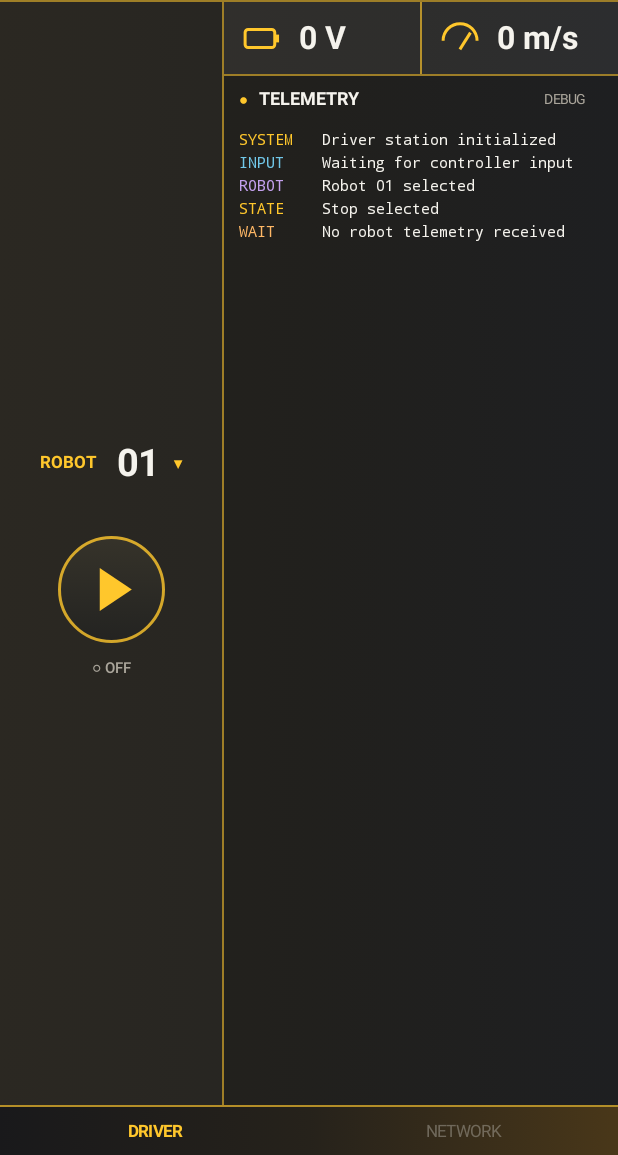
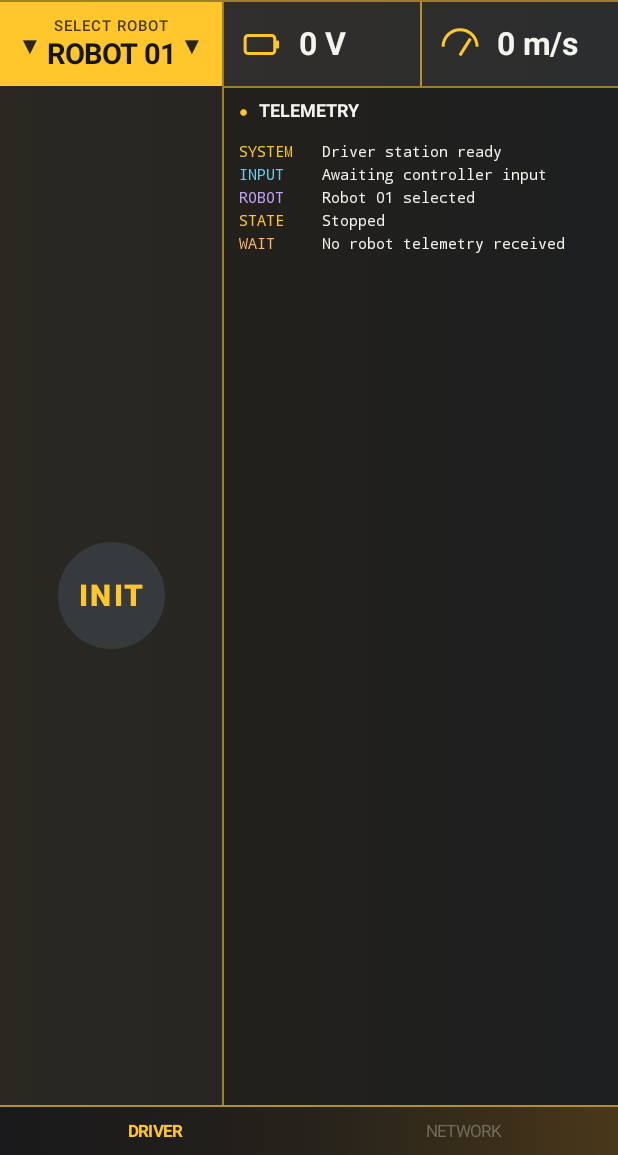
Before and after one commit to RoboJackets/robocup-app, an Android app built with Jetpack Compose: the composable DriverStationScreen shown on its own in the app's theme, on a phone screen of 412 x 824 dp, the part 81-1236 px from its top. Run offline under Robolectric (Android 15) with nearby library versions, the phone set to English and light mode, and no system bars; network calls fail.

Commit message:
UI looks decent right now - need to work on some bugs before combining the joystick controller to the UI

```diff
--- a/app/src/main/java/com/example/robocupcontrollertest/DriverStationScreen.kt
+++ b/app/src/main/java/com/example/robocupcontrollertest/DriverStationScreen.kt
@@ -8,7 +8,6 @@ import androidx.compose.foundation.layout.*
 import androidx.compose.foundation.lazy.LazyColumn
 import androidx.compose.foundation.lazy.items
 import androidx.compose.foundation.shape.CircleShape
-import androidx.compose.foundation.shape.RoundedCornerShape
 import androidx.compose.material3.*
 import androidx.compose.runtime.*
 import androidx.compose.ui.Alignment
@@ -18,6 +17,9 @@ import androidx.compose.ui.graphics.Color
 import androidx.compose.ui.graphics.Path
 import androidx.compose.ui.geometry.Offset
 import androidx.compose.ui.geometry.Size
+import androidx.compose.ui.geometry.CornerRadius
+import androidx.compose.ui.graphics.StrokeCap
+import androidx.compose.ui.graphics.drawscope.Stroke
 import androidx.compose.foundation.Canvas
 import androidx.compose.ui.draw.clip
 import androidx.compose.ui.layout.ContentScale
@@ -26,6 +28,7 @@ import androidx.compose.ui.res.painterResource
 import androidx.compose.ui.text.font.FontFamily
 import androidx.compose.ui.text.font.FontWeight
 import androidx.compose.ui.text.style.TextOverflow
+import androidx.compose.ui.text.style.TextAlign
 import androidx.compose.ui.unit.dp
 import androidx.compose.ui.unit.sp
 import androidx.core.view.WindowCompat
@@ -44,7 +47,7 @@ private val Red = Color(0xFFC03939)
 @Composable
 fun DriverStationScreen() {
     var robot by remember { mutableIntStateOf(1) }
-    var running by remember { mutableStateOf(false) }
+    var controlState by remember { mutableIntStateOf(0) } // 0 = stopped, 1 = initialized, 2 = running
     var robotMenu by remember { mutableStateOf(false) }
     val connected = false
 
@@ -78,10 +81,14 @@ fun DriverStationScreen() {
     }
 
     val logs = listOf(
-        "SYSTEM" to "Driver station initialized",
-        "INPUT" to "Waiting for controller input",
+        "SYSTEM" to "Driver station ready",
+        "INPUT" to "Awaiting controller input",
         "ROBOT" to "Robot %02d selected".format(robot),
-        "STATE" to if (running) "Start selected" else "Stop selected",
+        "STATE" to when (controlState) {
+            1 -> "Initialized"
+            2 -> "Running"
+            else -> "Stopped"
+        },
         "WAIT" to "No robot telemetry received"
     )
 
@@ -143,53 +150,53 @@ fun DriverStationScreen() {
             BoxWithConstraints(
                 Modifier.weight(0.36f).fillMaxHeight()
             ) {
-                val buttonSize = minOf(
-                    maxWidth * 0.48f, maxHeight * 0.34f, 105.dp
-                )
-                val gap = minOf(maxHeight * 0.11f, 28.dp)
-                val selectorWidth = minOf(150.dp, maxWidth - 20.dp)
+                val controlSize = minOf(maxWidth * 0.48f, maxHeight * 0.34f, 105.dp)
+                val selectorWidth = minOf(maxWidth - 24.dp, 196.dp)
 
+                Column(Modifier.fillMaxSize(), horizontalAlignment = Alignment.CenterHorizontally) {
+                    // Full-width gold selector; tap anywhere to choose a robot.
+                    Box(
+                        Modifier.fillMaxWidth().height(56.dp)
+                            .background(Gold)
+                            .clickable { robotMenu = true },
+                        contentAlignment = Alignment.Center
+                    ) {
+                        // The popup stays anchored to the centered label.
+                        Box(Modifier.width(selectorWidth).fillMaxHeight()) {
                             Column(
-                    Modifier.fillMaxSize(),
+                                Modifier.align(Alignment.Center),
                                 horizontalAlignment = Alignment.CenterHorizontally,
                                 verticalArrangement = Arrangement.Center
                             ) {
-                    // Compact selector centered above the play button.
-                    Box(Modifier.width(selectorWidth)) {
-                        Row(
-                            Modifier.fillMaxWidth().height(42.dp)
-                                .clickable { robotMenu = true },
-                            horizontalArrangement = Arrangement.Center,
-                            verticalAlignment = Alignment.CenterVertically
-                        ) {
-                            Text("ROBOT", color = Gold, fontSize = 11.sp,
-                                fontWeight = FontWeight.Bold, letterSpacing = 0.8.sp)
-                            Spacer(Modifier.width(13.dp))
-                            Text("%02d".format(robot), color = White, fontSize = 25.sp,
-                                fontWeight = FontWeight.Bold)
-                            Spacer(Modifier.width(9.dp))
-                            Text("▾", color = Gold, fontSize = 19.sp)
+                                Text("SELECT ROBOT", color = Color(0xFF4A3A18),
+                                    fontSize = 10.sp, fontWeight = FontWeight.SemiBold,
+                                    letterSpacing = 0.7.sp, lineHeight = 14.sp)
+                                Text("ROBOT %02d".format(robot), color = Color(0xFF171717),
+                                    fontSize = 19.sp, fontWeight = FontWeight.Bold,
+                                    lineHeight = 23.sp)
                             }
+                            Text("▼", color = Color(0xFF29251C), fontSize = 16.sp,
+                                modifier = Modifier.align(Alignment.CenterStart))
+                            Text("▼", color = Color(0xFF29251C), fontSize = 16.sp,
+                                modifier = Modifier.align(Alignment.CenterEnd))
+
                             DropdownMenu(
                                 expanded = robotMenu,
                                 onDismissRequest = { robotMenu = false },
-                            modifier = Modifier.width(selectorWidth)
-                                .background(StationGradient)
+                                modifier = Modifier.width(selectorWidth).background(Gold)
                             ) {
                                 (1..6).forEach { id ->
                                     val selected = id == robot
                                     DropdownMenuItem(
                                         modifier = Modifier.height(42.dp).background(
-                                        if (selected) Gold.copy(alpha = 0.13f)
-                                        else Color.Transparent
+                                            if (selected) Color(0xFF302B20) else Gold
                                         ),
                                         text = {
                                             Box(Modifier.fillMaxWidth(),
                                                 contentAlignment = Alignment.Center) {
-                                            Text("%02d".format(id),
-                                                color = if (selected) Gold else White,
-                                                fontSize = 17.sp,
-                                                fontWeight = if (selected) FontWeight.Bold
+                                                Text("ROBOT %02d".format(id),
+                                                    color = if (selected) Gold else Color(0xFF171717), fontSize = 16.sp,
+                                                    fontWeight = if (selected) FontWeight.ExtraBold
                                                     else FontWeight.Medium)
                                             }
                                         },
@@ -198,44 +205,53 @@ fun DriverStationScreen() {
                                 }
                             }
                         }
-
-                    Spacer(Modifier.height(gap))
-
-                    Canvas(
-                        Modifier.size(buttonSize)
-                            .background(
-                                if (running) Brush.verticalGradient(
-                                    listOf(Color(0xFFFFD959), Gold, Color(0xFFE6AA10))
-                                ) else Brush.verticalGradient(
-                                    listOf(Color(0xFF36332A), Color(0xFF232321))
-                                ), CircleShape
+                    }
+                    Box(Modifier.weight(1f).fillMaxWidth(), contentAlignment = Alignment.Center) {
+                        // One borderless button cycles INIT → PLAY → STOP.
+                        val buttonFill = when (controlState) {
+                            0 -> Color(0xFF363A3C)  // INIT: neutral charcoal
+                            1 -> Color(0xFF363A3C) // PLAY: same charcoal as INIT
+                            else -> Gold             // STOP: RoboJackets gold
+                        }
+                        Box(
+                            Modifier.size(controlSize)
+                                .background(buttonFill, CircleShape)
+                                .clickable { controlState = (controlState + 1) % 3 },
+                            contentAlignment = Alignment.Center
+                        ) {
+                            when (controlState) {
+                                0 -> Text(
+                                    "INIT", color = Gold, fontSize = 20.sp,
+                                    fontWeight = FontWeight.ExtraBold,
+                                    letterSpacing = 1.5.sp
                                 )
-                            .border(2.dp, Gold.copy(alpha = if (running) 1f else 0.8f), CircleShape)
-                            .clickable { running = !running }
-                    ) {
-                        if (running) {
-                            val side = size.minDimension * 0.29f
-                            drawRoundRect(Color(0xFF242424), Offset((size.width - side) / 2,
-                                (size.height - side) / 2), Size(side, side),
-                                cornerRadius = androidx.compose.ui.geometry.CornerRadius(3.dp.toPx()))
-                        } else {
+                                1 -> Canvas(Modifier.fillMaxSize()) {
                                     val triangle = Path().apply {
-                                moveTo(size.width * 0.39f, size.height * 0.30f)
-                                lineTo(size.width * 0.69f, size.height * 0.50f)
-                                lineTo(size.width * 0.39f, size.height * 0.70f)
+                                        moveTo(size.width * 0.39f, size.height * 0.29f)
+                                        lineTo(size.width * 0.74f, size.height * 0.47f)
+                                        quadraticBezierTo(size.width * 0.79f, size.height * 0.50f,
+                                            size.width * 0.74f, size.height * 0.53f)
+                                        lineTo(size.width * 0.39f, size.height * 0.71f)
+                                        quadraticBezierTo(size.width * 0.35f, size.height * 0.73f,
+                                            size.width * 0.35f, size.height * 0.68f)
+                                        lineTo(size.width * 0.35f, size.height * 0.32f)
                                         close()
                                     }
                                     drawPath(triangle, Gold)
                                 }
+                                else -> Canvas(Modifier.fillMaxSize()) {
+                                    val side = size.minDimension * 0.32f
+                                    drawRoundRect(
+                                        color = Color(0xFF242424),
+                                        topLeft = Offset((size.width - side) / 2,
+                                            (size.height - side) / 2),
+                                        size = Size(side, side),
+                                        cornerRadius = CornerRadius(5.dp.toPx())
+                                    )
                                 }
-
-                    Spacer(Modifier.height(9.dp))
-
-                    Text(
-                        if (running) "● ON" else "○ OFF",
-                        color = if (running) Gold else Gray,
-                        fontSize = 10.sp, fontWeight = FontWeight.SemiBold
-                    )
+                            }
+                        }
+                    }
                 }
             }
 
@@ -247,7 +263,7 @@ fun DriverStationScreen() {
             Column(Modifier.weight(0.64f).fillMaxHeight()) {
                 // Compact horizontal readings leave more room for telemetry.
                 Row(
-                    Modifier.fillMaxWidth().height(48.dp)
+                    Modifier.fillMaxWidth().height(56.dp)
                         .background(Color.White.copy(alpha = 0.045f)),
                     verticalAlignment = Alignment.CenterVertically
                 ) {
@@ -293,8 +309,6 @@ fun DriverStationScreen() {
                     Spacer(Modifier.width(7.dp))
                     Text("TELEMETRY", color = White, fontSize = 12.sp,
                         fontWeight = FontWeight.Bold)
-                    Spacer(Modifier.weight(1f))
-                    Text("DEBUG", color = Gray, fontSize = 9.sp)
                 }
 
                 LazyColumn(
@@ -312,7 +326,7 @@ fun DriverStationScreen() {
                                     "SYSTEM" -> Gold
                                     "INPUT" -> Color(0xFF71C7E8)
                                     "ROBOT" -> Color(0xFFC4A1EF)
-                                    "STATE" -> if (running) Color(0xFF70D69A) else Gold
+                                    "STATE" -> if (controlState == 2) Color(0xFF70D69A) else Gold
                                     "WAIT" -> Color(0xFFFFB866)
                                     else -> Gray
                                 },
```
Lines whose indentation alone changed are shown as unchanged.
